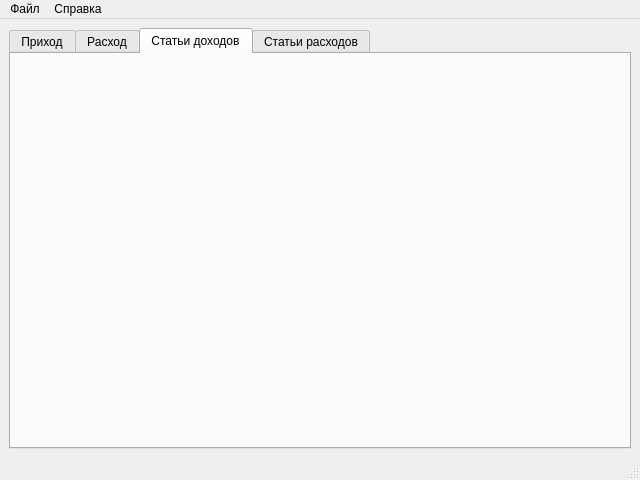
Old version of the form resources/window.ui in the repository dimka59ru/_family_finances.
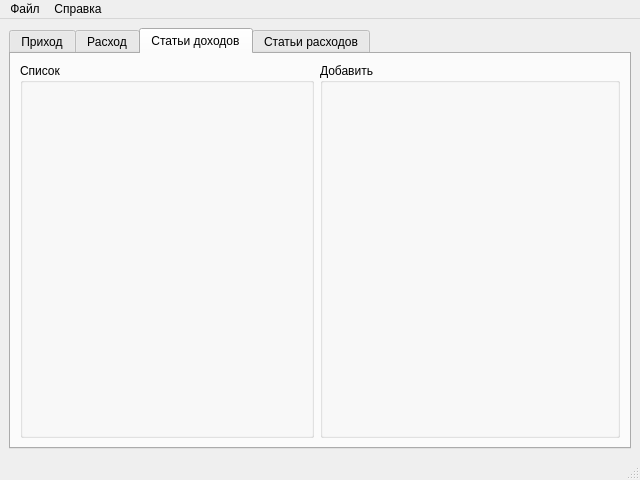
New version of the form. The open tabs and pages were chosen to show the change.

Diff of the .ui file:
```diff
--- a/resources/window.ui
+++ b/resources/window.ui
@@ -101,6 +101,44 @@
        <attribute name="title">
         <string>Статьи доходов</string>
        </attribute>
+       <layout class="QVBoxLayout" name="verticalLayout_4">
+        <item>
+         <layout class="QHBoxLayout" name="horizontalLayout_2">
+          <item>
+           <widget class="QGroupBox" name="groupBox_3">
+            <property name="title">
+             <string>Список</string>
+            </property>
+           </widget>
+          </item>
+          <item>
+           <widget class="QGroupBox" name="groupBox_4">
+            <property name="sizePolicy">
+             <sizepolicy hsizetype="Fixed" vsizetype="Preferred">
+              <horstretch>0</horstretch>
+              <verstretch>0</verstretch>
+             </sizepolicy>
+            </property>
+            <property name="minimumSize">
+             <size>
+              <width>300</width>
+              <height>0</height>
+             </size>
+            </property>
+            <property name="maximumSize">
+             <size>
+              <width>300</width>
+              <height>16777215</height>
+             </size>
+            </property>
+            <property name="title">
+             <string>Добавить</string>
+            </property>
+           </widget>
+          </item>
+         </layout>
+        </item>
+       </layout>
       </widget>
       <widget class="QWidget" name="tab_item_out">
        <attribute name="title">
```
Left out of the diff: 6 changed lines with no effect on the pictures.
